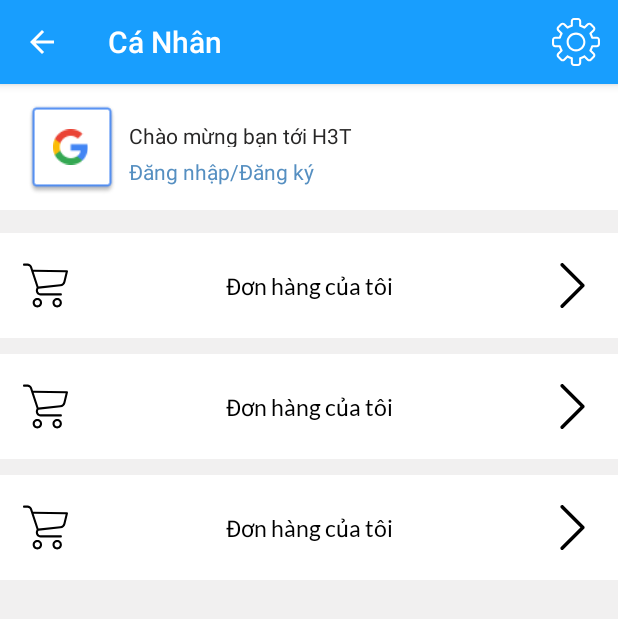
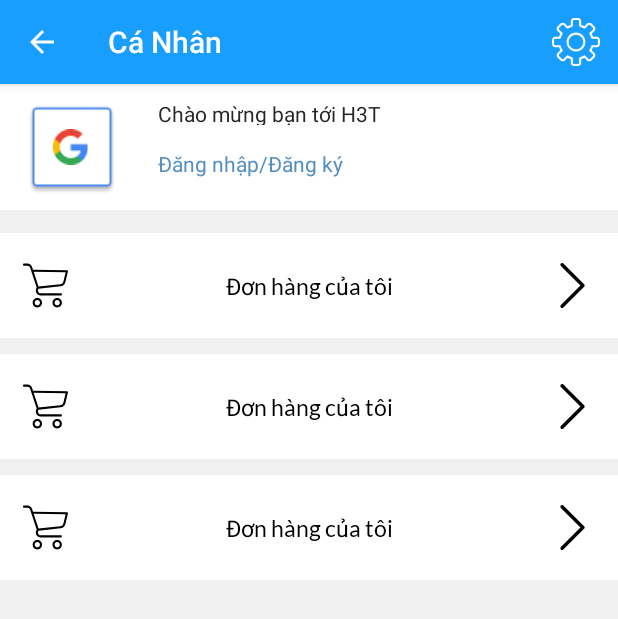
Before and after one commit to phanminhhoang2110/Android-Final-Project, an Android app: the PersonalInfomationFragment screen opened directly, with no data from a screen before it, on a phone screen of 412 x 824 dp. Shown: the top 619 px of the screen. Run offline under Robolectric (Android 15) with nearby library versions, the phone set to English and light mode, and no system bars; 2 statements that could not run were skipped.

Commit message:
Refactor all app

```diff
--- a/app/src/main/res/layout/fragment_personal_infomation.xml
+++ b/app/src/main/res/layout/fragment_personal_infomation.xml
@@ -28,25 +28,27 @@
     android:id="@+id/txtCongrate"
     android:layout_width="156dp"
     android:layout_height="17dp"
+    android:layout_marginStart="20dp"
     android:text="Chào mừng bạn tới H3T"
     android:textColor="#272626"
-      app:layout_constraintBottom_toBottomOf="@+id/item_image_customer_view_product"
+    app:layout_constraintBottom_toBottomOf="parent"
     app:layout_constraintEnd_toEndOf="parent"
     app:layout_constraintHorizontal_bias="0.034"
     app:layout_constraintStart_toEndOf="@+id/item_image_customer_view_product"
     app:layout_constraintTop_toTopOf="@+id/item_image_customer_view_product"
-      app:layout_constraintVertical_bias="0.319" />
+    app:layout_constraintVertical_bias="0.0" />
 
   <TextView
     android:id="@+id/txtLoginRegister"
     android:layout_width="wrap_content"
     android:layout_height="wrap_content"
+    android:layout_marginTop="16dp"
     android:layout_marginBottom="8dp"
     android:textColor="#558FC1"
     app:layout_constraintBottom_toBottomOf="parent"
-      app:layout_constraintEnd_toEndOf="@+id/txtCongrate"
-      app:layout_constraintHorizontal_bias="0.153"
-      app:layout_constraintStart_toEndOf="@+id/item_image_customer_view_product"
+    app:layout_constraintEnd_toEndOf="parent"
+    app:layout_constraintHorizontal_bias="0.0"
+    app:layout_constraintStart_toStartOf="@+id/txtCongrate"
     app:layout_constraintTop_toBottomOf="@+id/txtCongrate"
-      app:layout_constraintVertical_bias="0.466" />
+    app:layout_constraintVertical_bias="0.0" />
 </androidx.constraintlayout.widget.ConstraintLayout>
```
Lines whose indentation alone changed are shown as unchanged.
